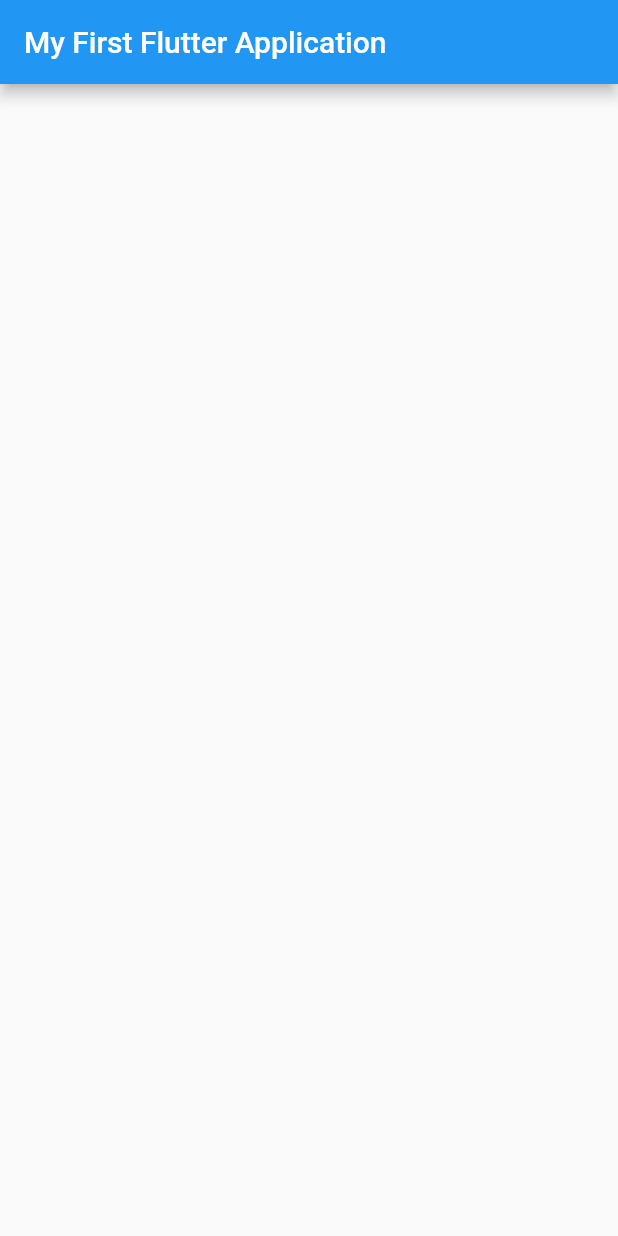
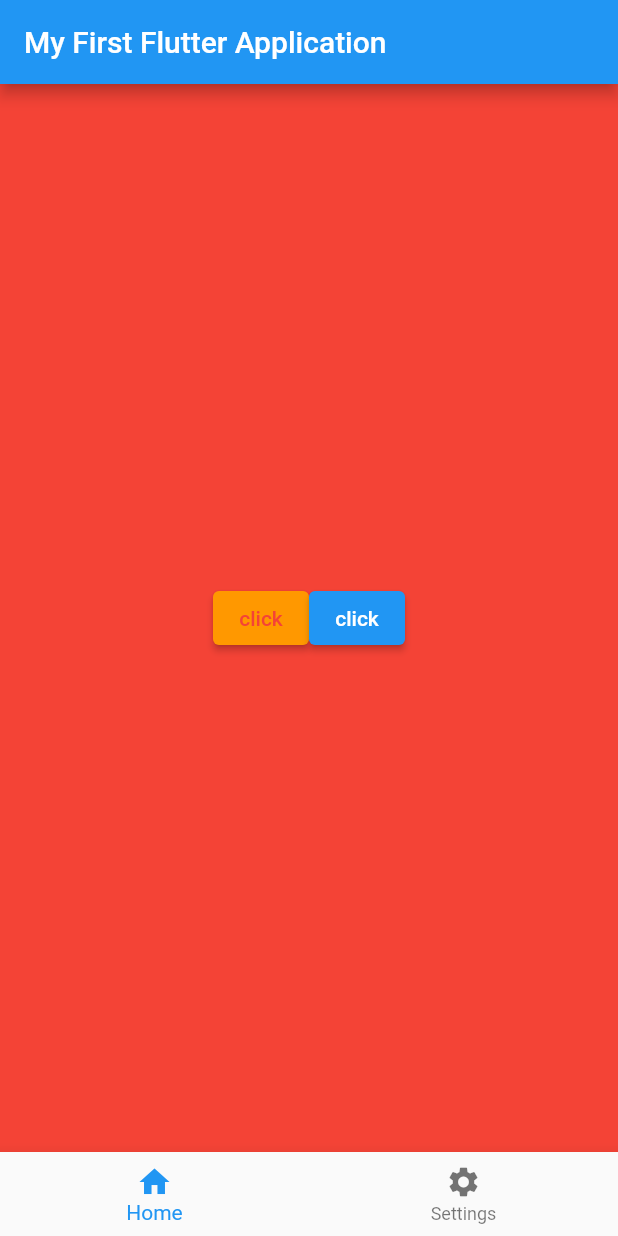
Before and after one commit to KHALEDKHLYAN/awesomeapp_1, a Flutter app: the screen it shows after launch, on a phone screen of 412 x 824 dp. Run offline on Flutter 3.47's test engine with Material 2 defaults, Android fonts, the phone set to English and light mode, and no system bars.

Commit message:
assests dart

```diff
--- a/lib/main.dart
+++ b/lib/main.dart
@@ -4,8 +4,17 @@ void main() {
   runApp(const MyApp());
 }
 
-class MyApp extends StatelessWidget {
-  const MyApp({super.key});
+class MyApp extends StatefulWidget {
+  const MyApp({Key? key}) : super(key: key);
+
+  @override
+  State<MyApp> createState() => _MyAppState();
+}
+
+class _MyAppState extends State<MyApp> {
+  String buttonName = 'click'; // Variable to hold the button label
+  int currentIndex =
+      0; // Variable to track the current index of the bottom navigation bar
 
   @override
   Widget build(BuildContext context) {
@@ -13,7 +22,68 @@ class MyApp extends StatelessWidget {
       debugShowCheckedModeBanner: false,
       home: Scaffold(
         appBar: AppBar(
-          title: Text('My First Flutter Application'),
+          title: const Text(
+              'My First Flutter Application'), // Title for the app bar
+        ),
+        body: Center(
+          child: currentIndex == 0
+              ? Container(
+                  width: double.infinity,
+                  height: double.infinity,
+                  color: Colors.red,
+                  child: Row(
+                    mainAxisAlignment: MainAxisAlignment.center,
+                    crossAxisAlignment: CrossAxisAlignment.center,
+                    children: [
+                      ElevatedButton(
+                        style: ElevatedButton.styleFrom(
+                          onPrimary: Colors.red,
+                          primary: Colors.orange,
+                        ),
+                        onPressed: () {
+                          setState(() {
+                            buttonName =
+                                'clicked'; // Change the button label when pressed
+                          });
+                        },
+                        child: Text(buttonName), // Display the button label
+                      ),
+                      const SizedBox(
+                        height: 10,
+                      ),
+                      ElevatedButton(
+                        onPressed: () {
+                          setState(() {
+                            buttonName =
+                                'clicked'; // Change the button label when pressed
+                          });
+                        },
+                        child: Text(buttonName), // Display the button label
+                      ),
+                    ],
+                  ),
+                )
+              : Image.asset('images/Flash.png'),
+        ),
+        bottomNavigationBar: BottomNavigationBar(
+          items: const [
+            BottomNavigationBarItem(
+              label: 'Home',
+              icon: Icon(Icons.home),
+            ),
+            BottomNavigationBarItem(
+              label: 'Settings',
+              icon: Icon(Icons.settings),
+            ),
+          ],
+          currentIndex:
+              currentIndex, // Set the current index of the bottom navigation bar
+          onTap: (int index) {
+            setState(() {
+              currentIndex =
+                  index; // Update the current index when an item is tapped
+            });
+          },
         ),
       ),
     );
```
Also changed, not shown: pubspec.yaml (+4 -6 lines), images/Flash.png (added).
